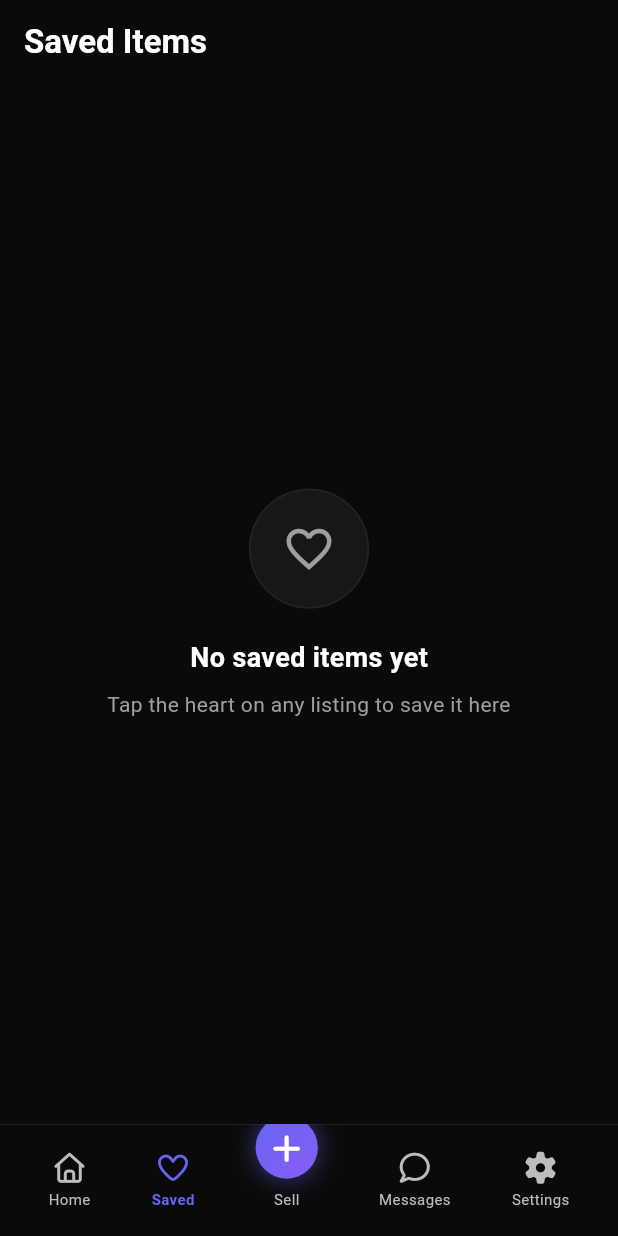
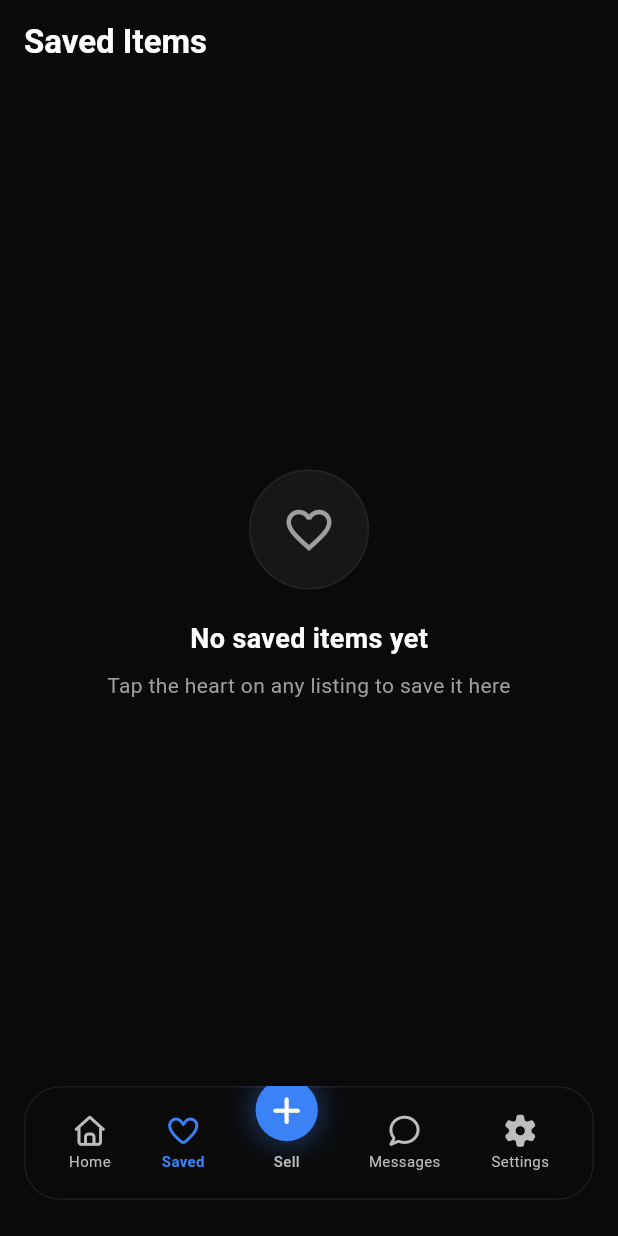
Before and after one commit to Adams-404/Campus-Deal-NG, a Flutter app: the screen it shows once a user with an empty profile is signed in, item 2 of the bottom bar chosen, on a phone screen of 412 x 824 dp. Run offline on Flutter 3.47's test engine with Material 3 defaults, Android fonts, the phone set to English and light mode, and no system bars; our stand-ins replace cached_network_image, flutter_riverpod, font_awesome_flutter, freezed_annotation, image_picker, shimmer and 1 more; accounts and stored records are empty; generated files the repository leaves out were written again.

Commit message:
feat: update UI theme to blue, replace loading spinners with shimmers, and limit home product queries

```diff
--- a/mobile/lib/src/core/theme/app_theme.dart
+++ b/mobile/lib/src/core/theme/app_theme.dart
@@ -6,7 +6,9 @@ class AppTheme {
   static const surfaceColor = Color(0xFF171717);
   static const textColor = Colors.white;
   static const secondaryTextColor = Color(0xFFA3A3A3);
-  static const accentColor = Color(0xFF6366F1); // Vibrant Indigo
+  static const accentColor = Color(0xFF3B82F6); // Web Primary Blue
+  static const shimmerBase = Color(0xFF1A1A1A);
+  static const shimmerHighlight = Color(0xFF262626);
 
   static ThemeData get darkTheme {
     return ThemeData(
--- a/mobile/lib/src/features/home/data/repositories/product_repository.dart
+++ b/mobile/lib/src/features/home/data/repositories/product_repository.dart
@@ -11,7 +11,8 @@ class ProductRepository {
         .from('items')
         .select('*, seller:profiles(id, first_name, last_name, avatar_url), item_images(image_url)')
         .eq('status', 'active')
-        .order('created_at', ascending: false);
+        .order('created_at', ascending: false)
+        .limit(20);
 
     final List<dynamic> data = response as List<dynamic>;
 
--- a/mobile/lib/src/features/navigation/presentation/widgets/bottom_nav_bar.dart
+++ b/mobile/lib/src/features/navigation/presentation/widgets/bottom_nav_bar.dart
@@ -1,5 +1,5 @@
+import 'dart:ui';
 import 'package:flutter/material.dart';
-import 'dart:ui';
 import 'package:font_awesome_flutter/font_awesome_flutter.dart';
 
 class BottomNavBar extends StatelessWidget {
@@ -16,17 +16,19 @@ class BottomNavBar extends StatelessWidget {
 
   @override
   Widget build(BuildContext context) {
-    return ClipRect(
+    return Padding(
+      padding: const EdgeInsets.fromLTRB(16, 0, 16, 24),
+      child: ClipRRect(
+        borderRadius: BorderRadius.circular(24),
         child: BackdropFilter(
           filter: ImageFilter.blur(sigmaX: 15, sigmaY: 15),
           child: Container(
             decoration: BoxDecoration(
-            color: const Color(0xFF0A0A0A).withOpacity(0.7),
-            border: Border(
-              top: BorderSide(
-                color: Colors.white.withOpacity(0.1),
-                width: 0.5,
-              ),
+              color: const Color(0xFF0A0A0A).withOpacity(0.8),
+              borderRadius: BorderRadius.circular(24),
+              border: Border.all(
+                color: Colors.white.withOpacity(0.08),
+                width: 1,
               ),
             ),
             child: SafeArea(
@@ -41,6 +43,7 @@ class BottomNavBar extends StatelessWidget {
                     _buildNavItem(context, 3, FontAwesomeIcons.comment, 'Messages'),
                     _buildNavItem(context, 4, FontAwesomeIcons.gear, 'Settings'),
                   ],
+                ),
               ),
             ),
           ),
@@ -88,16 +91,12 @@ class BottomNavBar extends StatelessWidget {
             child: Container(
               padding: const EdgeInsets.all(12),
               decoration: BoxDecoration(
-                gradient: const LinearGradient(
-                  colors: [Color(0xFF6366F1), Color(0xFF8B5CF6)],
-                  begin: Alignment.topLeft,
-                  end: Alignment.bottomRight,
-                ),
+                color: const Color(0xFF3B82F6), // Web Primary Blue
                 shape: BoxShape.circle,
                 boxShadow: [
                   BoxShadow(
-                    color: const Color(0xFF6366F1).withOpacity(0.4),
-                    blurRadius: 12,
+                    color: const Color(0xFF3B82F6).withOpacity(0.4),
+                    blurRadius: 15,
                     spreadRadius: 2,
                   ),
                 ],
@@ -116,6 +115,7 @@ class BottomNavBar extends StatelessWidget {
               style: TextStyle(
                 fontSize: 10,
                 color: Colors.grey[400],
+                fontWeight: FontWeight.w500,
               ),
             ),
           ),
```
Also changed, not shown: mobile/lib/src/features/home/presentation/widgets/product_card.dart (+6 -12 lines), mobile/lib/src/features/marketplace/presentation/pages/item_detail_screen.dart (+6 -7 lines). Lines whose indentation alone changed are shown as unchanged.
